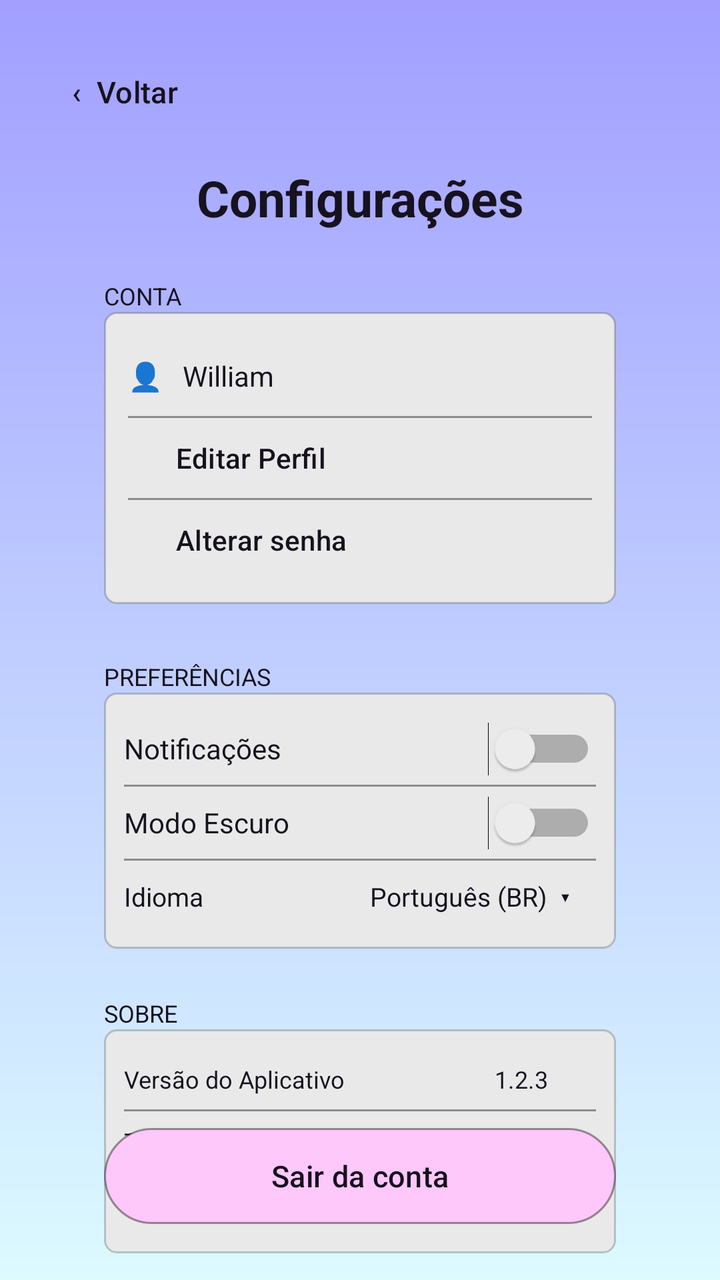
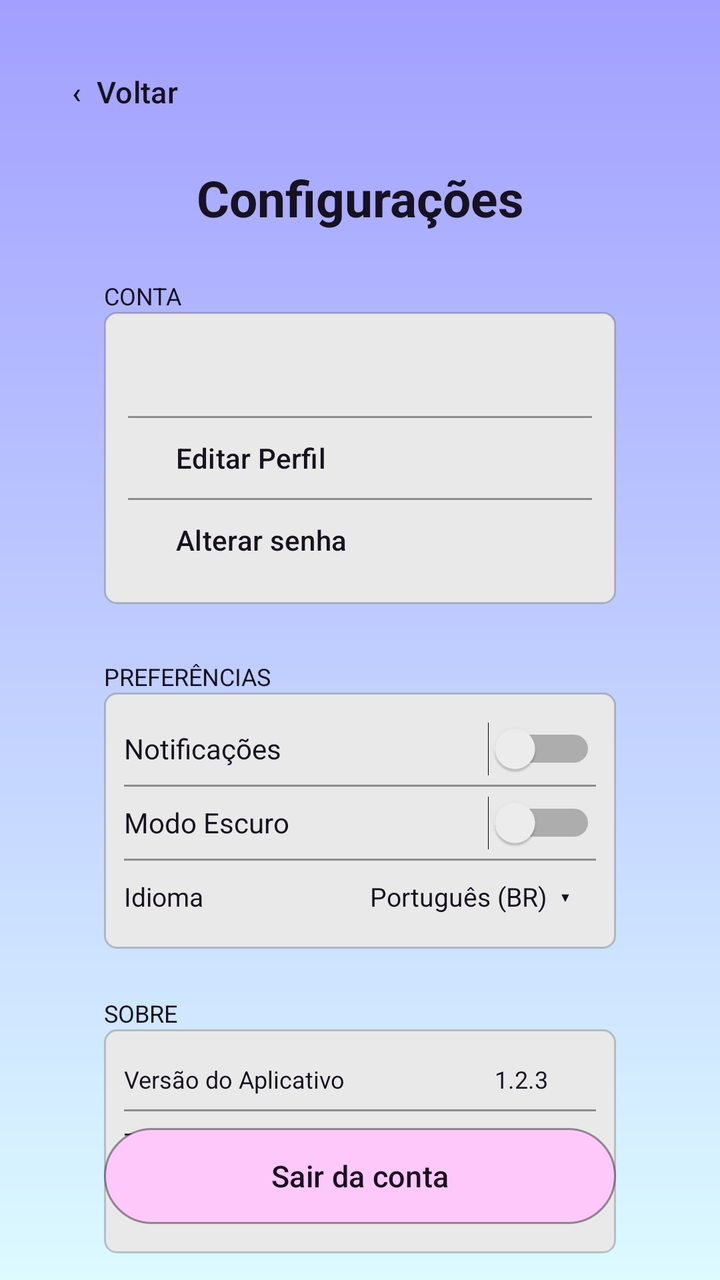

Two renders of the same Android screen: before a commit and after it. Below are the layout's source before the change and the commit's diff.
<!-- AndroidManifest.xml: application theme Theme.FocaAi -->
<!-- res/layout/activity_configuracoes.xml -->
<?xml version="1.0" encoding="utf-8"?>
<androidx.constraintlayout.widget.ConstraintLayout xmlns:android="http://schemas.android.com/apk/res/android"
    xmlns:app="http://schemas.android.com/apk/res-auto"
    xmlns:tools="http://schemas.android.com/tools"
    android:layout_width="match_parent"
    android:layout_height="match_parent"
    android:background="@drawable/bg_foca_gradient"
    tools:context=".activities.ConfiguracoesActivity">

    <Button
        android:id="@+id/btnVoltarConfiguracoes"
        android:layout_width="wrap_content"
        android:layout_height="48dp"
        android:background="@android:color/transparent"
        android:text="‹  Voltar"
        android:textAllCaps="false"
        android:textColor="@color/foca_text"
        android:textSize="15sp"
        app:backgroundTint="@null"
        app:layout_constraintStart_toStartOf="parent"
        app:layout_constraintTop_toTopOf="parent"
        android:layout_marginStart="12dp"
        android:layout_marginTop="22dp" />

    <TextView
        android:id="@+id/txtTituloConfiguracoes"
        android:layout_width="wrap_content"
        android:layout_height="wrap_content"
        android:text="Configurações"
        android:textColor="@color/foca_text"
        android:textSize="25sp"
        android:textStyle="bold"
        app:layout_constraintTop_toBottomOf="@id/btnVoltarConfiguracoes"
        app:layout_constraintStart_toStartOf="parent"
        app:layout_constraintEnd_toEndOf="parent"
        android:layout_marginTop="12dp" />

    <TextView
        android:id="@+id/txtGrupoConta"
        android:layout_width="wrap_content"
        android:layout_height="wrap_content"
        android:text="CONTA"
        android:textColor="@color/foca_text"
        android:textSize="12sp"
        android:layout_marginStart="52dp"
        android:layout_marginTop="24dp"
        app:layout_constraintStart_toStartOf="parent"
        app:layout_constraintTop_toBottomOf="@id/txtTituloConfiguracoes" />

    <LinearLayout
        android:id="@+id/cardConta"
        android:layout_width="0dp"
        android:layout_height="146dp"
        android:layout_marginStart="52dp"
        android:layout_marginEnd="52dp"
        android:orientation="vertical"
        android:padding="12dp"
        android:background="@drawable/card_foca"
        app:layout_constraintTop_toBottomOf="@id/txtGrupoConta"
        app:layout_constraintStart_toStartOf="parent"
        app:layout_constraintEnd_toEndOf="parent">

        <TextView
            android:id="@+id/txtUsuarioConfiguracoes"
            android:layout_width="match_parent"
            android:layout_height="0dp"
            android:layout_weight="1"
            android:gravity="center_vertical"
            android:text="👤   William"
            android:textColor="@color/foca_text"
            android:textSize="14sp" />

        <View android:layout_width="match_parent" android:layout_height="1dp" android:background="#66000000" />

        <Button
            android:id="@+id/btnEditarPerfil"
            android:layout_width="match_parent"
            android:layout_height="40dp"
            android:background="@android:color/transparent"
            android:gravity="center_vertical"
            android:text="Editar Perfil"
            android:textAllCaps="false"
            android:textColor="@color/foca_text"
            android:textSize="14sp"
            app:backgroundTint="@null" />

        <View android:layout_width="match_parent" android:layout_height="1dp" android:background="#66000000" />

        <Button
            android:id="@+id/btnAlterarSenhaConfiguracoes"
            android:layout_width="match_parent"
            android:layout_height="40dp"
            android:background="@android:color/transparent"
            android:gravity="center_vertical"
            android:text="Alterar senha"
            android:textAllCaps="false"
            android:textColor="@color/foca_text"
            android:textSize="14sp"
            app:backgroundTint="@null" />
    </LinearLayout>

    <TextView
        android:id="@+id/txtGrupoPreferencias"
        android:layout_width="wrap_content"
        android:layout_height="wrap_content"
        android:text="PREFERÊNCIAS"
        android:textColor="@color/foca_text"
        android:textSize="12sp"
        android:layout_marginStart="52dp"
        android:layout_marginTop="28dp"
        app:layout_constraintStart_toStartOf="parent"
        app:layout_constraintTop_toBottomOf="@id/cardConta" />

    <LinearLayout
        android:id="@+id/cardPreferencias"
        android:layout_width="0dp"
        android:layout_height="128dp"
        android:layout_marginStart="52dp"
        android:layout_marginEnd="52dp"
        android:orientation="vertical"
        android:padding="10dp"
        android:background="@drawable/card_foca"
        app:layout_constraintTop_toBottomOf="@id/txtGrupoPreferencias"
        app:layout_constraintStart_toStartOf="parent"
        app:layout_constraintEnd_toEndOf="parent">

        <Switch
            android:id="@+id/switchNotificacoes"
            android:layout_width="match_parent"
            android:layout_height="36dp"
            android:text="Notificações"
            android:textColor="@color/foca_text"
            android:textSize="14sp" />

        <View android:layout_width="match_parent" android:layout_height="1dp" android:background="#66000000" />

        <Switch
            android:id="@+id/switchModoEscuro"
            android:layout_width="match_parent"
            android:layout_height="36dp"
            android:text="Modo Escuro"
            android:textColor="@color/foca_text"
            android:textSize="14sp" />

        <View android:layout_width="match_parent" android:layout_height="1dp" android:background="#66000000" />

        <TextView
            android:id="@+id/txtIdiomaConfiguracoes"
            android:layout_width="match_parent"
            android:layout_height="36dp"
            android:gravity="center_vertical"
            android:text="Idioma                         Português (BR)  ▾"
            android:textColor="@color/foca_text"
            android:textSize="13sp" />
    </LinearLayout>

    <TextView
        android:id="@+id/txtGrupoSobre"
        android:layout_width="wrap_content"
        android:layout_height="wrap_content"
        android:text="SOBRE"
        android:textColor="@color/foca_text"
        android:textSize="12sp"
        android:layout_marginStart="52dp"
        android:layout_marginTop="24dp"
        app:layout_constraintStart_toStartOf="parent"
        app:layout_constraintTop_toBottomOf="@id/cardPreferencias" />

    <LinearLayout
        android:id="@+id/cardSobre"
        android:layout_width="0dp"
        android:layout_height="112dp"
        android:layout_marginStart="52dp"
        android:layout_marginEnd="52dp"
        android:orientation="vertical"
        android:padding="10dp"
        android:background="@drawable/card_foca"
        app:layout_constraintTop_toBottomOf="@id/txtGrupoSobre"
        app:layout_constraintStart_toStartOf="parent"
        app:layout_constraintEnd_toEndOf="parent">

        <TextView android:layout_width="match_parent" android:layout_height="0dp" android:layout_weight="1" android:gravity="center_vertical" android:text="Versão do Aplicativo                         1.2.3" android:textColor="@color/foca_text" android:textSize="12sp" />
        <View android:layout_width="match_parent" android:layout_height="1dp" android:background="#66000000" />
        <TextView android:layout_width="match_parent" android:layout_height="0dp" android:layout_weight="1" android:gravity="center_vertical" android:text="Termos de Uso" android:textColor="@color/foca_text" android:textSize="12sp" />
        <View android:layout_width="match_parent" android:layout_height="1dp" android:background="#66000000" />
        <TextView android:layout_width="match_parent" android:layout_height="0dp" android:layout_weight="1" android:gravity="center_vertical" android:text="Política de Privacidade" android:textColor="@color/foca_text" android:textSize="12sp" />
    </LinearLayout>

    <Button
        android:id="@+id/btnSairConta"
        android:layout_width="0dp"
        android:layout_height="48dp"
        android:layout_marginStart="52dp"
        android:layout_marginEnd="52dp"
        android:layout_marginBottom="28dp"
        android:background="@drawable/button_foca_pink"
        android:text="Sair da conta"
        android:textAllCaps="false"
        android:textColor="@color/foca_text"
        android:textSize="15sp"
        app:backgroundTint="@null"
        app:layout_constraintBottom_toBottomOf="parent"
        app:layout_constraintStart_toStartOf="parent"
        app:layout_constraintEnd_toEndOf="parent" />

</androidx.constraintlayout.widget.ConstraintLayout>
<!-- resources referenced by this layout -->
<resources>
  <color name="foca_text">#17121F</color>
  <!-- drawable bg_foca_gradient (drawable) -->
  <?xml version="1.0" encoding="utf-8"?>
  <shape xmlns:android="http://schemas.android.com/apk/res/android" android:shape="rectangle">
      <gradient android:angle="270" android:startColor="#A29FFF" android:endColor="#DCFAFF" android:type="linear" />
  </shape>
  <!-- drawable button_foca_pink (drawable) -->
  <?xml version="1.0" encoding="utf-8"?>
  <shape xmlns:android="http://schemas.android.com/apk/res/android" android:shape="rectangle">
      <solid android:color="#FFC8FB" />
      <corners android:radius="25dp" />
      <stroke android:width="1dp" android:color="#66000000" />
  </shape>
  <!-- drawable card_foca (drawable) -->
  <?xml version="1.0" encoding="utf-8"?>
  <shape xmlns:android="http://schemas.android.com/apk/res/android" android:shape="rectangle">
      <solid android:color="#E9E9E9" />
      <corners android:radius="6dp" />
      <stroke android:width="1dp" android:color="#33000000" />
  </shape>
  <style name="Theme.FocaAi" parent="Base.Theme.FocaAi" />
  <style name="Base.Theme.FocaAi" parent="Theme.Material3.DayNight.NoActionBar">
          
          
      </style>
</resources>

<!-- the commit's change to res/layout/activity_configuracoes.xml (unified diff, before → after) -->
@@ -66,7 +66,6 @@
             android:layout_height="0dp"
             android:layout_weight="1"
             android:gravity="center_vertical"
-            android:text="👤   William"
             android:textColor="@color/foca_text"
             android:textSize="14sp" />
 
